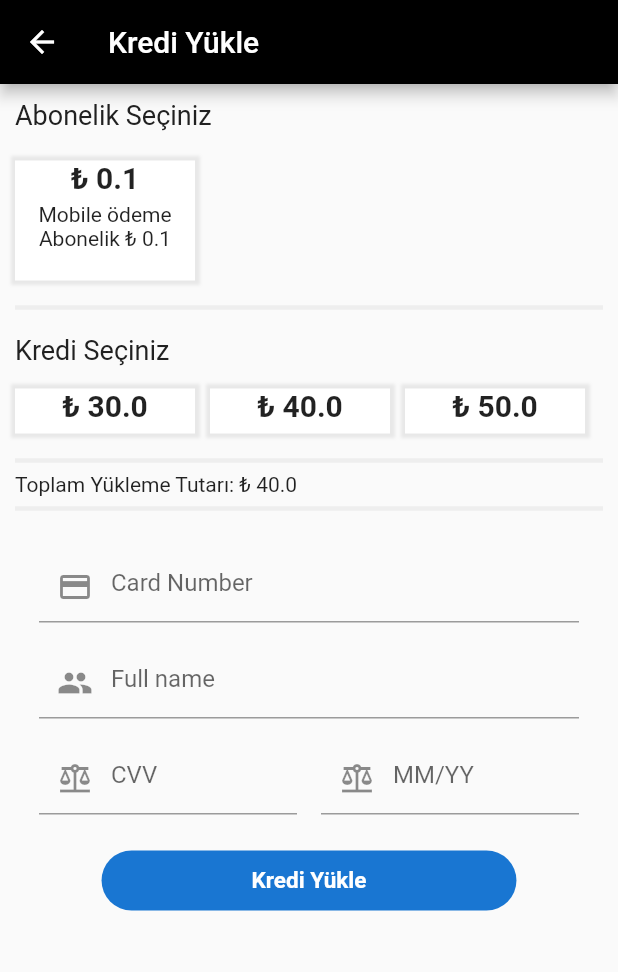
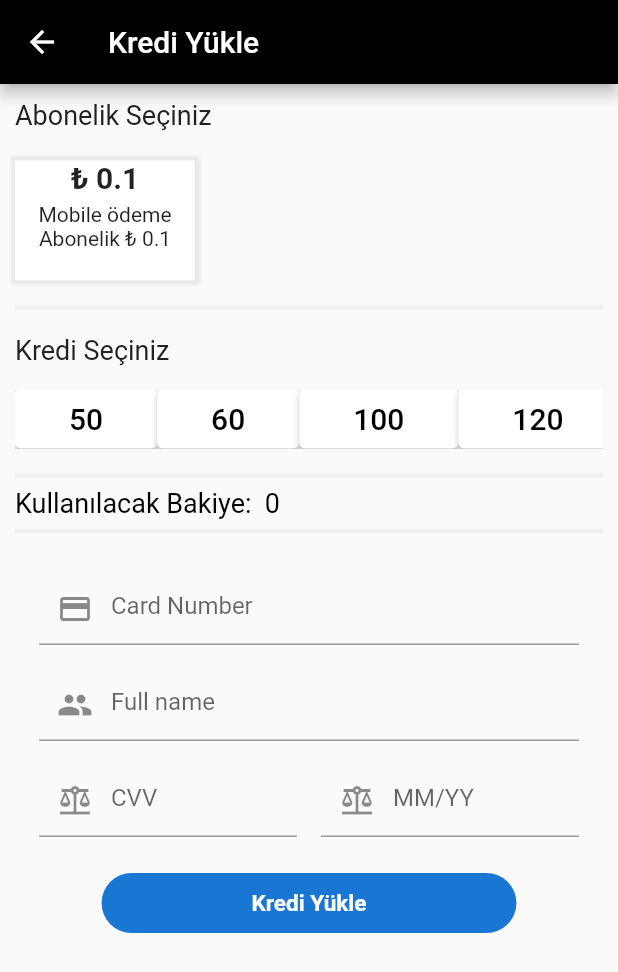
Before and after one commit to nugaysamil/bisim-app, a Flutter app: the screen it shows after launch, after a tap on "Kredi Yükle", on a phone screen of 412 x 824 dp. Shown: the top 972 px of the screen. Run offline on Flutter 3.47's test engine with Material 2 defaults, Android fonts, the phone set to English and light mode, and no system bars; our stand-ins replace flutter_riverpod, geolocator, google_fonts, google_maps_flutter; missing offline and left inert: flutter_polyline_points; network calls fail.

Commit message:
last version before adding firebase

```diff
--- a/lib/core/companents/amount_card_widget.dart
+++ /dev/null
@@ -1,114 +0,0 @@
-import 'package:flutter/cupertino.dart';
-import 'package:flutter/material.dart';
-import 'package:flutter/src/widgets/framework.dart';
-import 'package:flutter/src/widgets/placeholder.dart';
-
-class AmountWidget extends StatelessWidget {
-  const AmountWidget({super.key});
-
-  @override
-  Widget build(BuildContext context) {
-    return Row(
-      children: [
-        Container(
-          height: 30,
-          width: 120,
-          decoration: BoxDecoration(
-            color: Colors.white,
-            boxShadow: [
-              BoxShadow(
-                color: Colors.grey.withOpacity(0.2),
-                spreadRadius: 3,
-                blurRadius: 1,
-                //offset: Offset(0, 0),
-              ),
-            ],
-          ),
-          child: Text(
-            '₺ 30.0',
-            textAlign: TextAlign.center,
-            style: TextStyle(
-              fontWeight: FontWeight.bold,
-              fontSize: 20,
-            ),
-          ),
-        ),
-        SizedBox(
-          width: 10,
-        ),
-        Container(
-          height: 30,
-          width: 120,
-          decoration: BoxDecoration(
-            color: Colors.white,
-            boxShadow: [
-              BoxShadow(
-                color: Colors.grey.withOpacity(0.2),
-                spreadRadius: 3,
-                blurRadius: 1,
-                //offset: Offset(0, 0),
-              ),
-            ],
-          ),
-          child: Text(
-            '₺ 40.0',
-            textAlign: TextAlign.center,
-            style: TextStyle(
-              fontWeight: FontWeight.bold,
-              fontSize: 20,
-            ),
-          ),
-        ),
-        SizedBox(
-          width: 10,
-        ),
-        Container(
-          height: 30,
-          width: 120,
-          decoration: BoxDecoration(
-            color: Colors.white,
-            boxShadow: [
-              BoxShadow(
-                color: Colors.grey.withOpacity(0.2),
-                spreadRadius: 3,
-                blurRadius: 1,
-                //offset: Offset(0, 0),
-              ),
-            ],
-          ),
-          child: Text(
-            '₺ 50.0',
-            textAlign: TextAlign.center,
-            style: TextStyle(
-              fontWeight: FontWeight.bold,
-              fontSize: 20,
-            ),
-          ),
-        ),
-        /* Container(
-                  height: 30,
-                  width: 120,
-                  decoration: BoxDecoration(
-                    color: Colors.white,
-                    boxShadow: [
-                      BoxShadow(
-                        color: Colors.grey.withOpacity(0.2),
-                        spreadRadius: 3,
-                        blurRadius: 1,
-                        //offset: Offset(0, 0),
-                      ),
-                    ],
-                  ),
-                  child: Text(
-                    '₺ 60.0',
-                    textAlign: TextAlign.center,
-                    style: TextStyle(
-                      fontWeight: FontWeight.bold,
-                      fontSize: 20,
-                    ),
-                  ),
-                ), */
-      ],
-    );
-  }
-}
--- a/lib/core/companents/card_screen.dart
+++ b/lib/core/companents/card_screen.dart
@@ -1,7 +1,6 @@
 import 'package:flutter/material.dart';
 import 'package:flutter/services.dart';
-import 'package:flutter/src/widgets/framework.dart';
-import 'package:flutter/src/widgets/placeholder.dart';
+
 
 import '../../widgets/button_widget.dart';
 import 'input_formatters.dart';
--- a/lib/core/companents/input_formatters.dart
+++ b/lib/core/companents/input_formatters.dart
@@ -1,4 +1,3 @@
-import 'package:flutter/material.dart';
 import 'package:flutter/services.dart';
 
 class CardNumberInputFormatter extends TextInputFormatter {
--- a/lib/core/companents/subscriber_comp.dart
+++ b/lib/core/companents/subscriber_comp.dart
@@ -1,7 +1,5 @@
-import 'package:flutter/cupertino.dart';
 import 'package:flutter/material.dart';
-import 'package:flutter/src/widgets/framework.dart';
-import 'package:flutter/src/widgets/placeholder.dart';
+
 
 class SubscriberWidget extends StatelessWidget {
   const SubscriberWidget ({super.key});
--- a/lib/core/credit_card_loading.dart
+++ b/lib/core/credit_card_loading.dart
@@ -1,12 +1,19 @@
 import 'package:flutter/material.dart';
 
 import '../product/constant/string_constant.dart';
-import 'companents/amount_card_widget.dart';
 import 'companents/card_screen.dart';
 import 'companents/subscriber_comp.dart';
 
-class CreditCard extends StatelessWidget {
+class CreditCard extends StatefulWidget {
   const CreditCard({super.key});
+
+  @override
+  State<CreditCard> createState() => _CreditCardState();
+}
+
+class _CreditCardState extends State<CreditCard> {
+  int topic = 0;
+  List<int> myItems = [50, 60, 100, 120, 150];
 
   @override
   Widget build(BuildContext context) {
@@ -51,7 +58,46 @@ class CreditCard extends StatelessWidget {
             SizedBox(
               height: 15,
             ),
-            AmountWidget(),
+            SizedBox(
+              height: 40,
+              child: ListView.builder(
+                itemCount: myItems.length,
+                scrollDirection: Axis.horizontal,
+                itemBuilder: (context, index) {
+                  return ElevatedButton(
+                    style: ButtonStyle(
+                      backgroundColor:
+                          MaterialStateProperty.all<Color>(Colors.white),
+                      overlayColor: MaterialStateProperty.resolveWith<Color?>(
+                        (Set<MaterialState?> states) {
+                          if (states.contains(MaterialState)) {
+                            return Colors.grey;
+                          }
+                          return Colors.grey;
+                        },
+                      ),
+                    ),
+                    onPressed: () {
+                      setState(() {
+                        topic = myItems[index];
+                      });
+                    },
+                    child: Padding(
+                      padding: const EdgeInsets.symmetric(
+                        horizontal: 20,
+                      ),
+                      child: Text(
+                        myItems[index].toString(),
+                        style: TextStyle(
+                          color: Colors.black,
+                          fontSize: 20,
+                        ),
+                      ),
+                    ),
+                  );
+                },
+              ),
+            ),
             SizedBox(
               height: 10,
             ),
@@ -62,7 +108,13 @@ class CreditCard extends StatelessWidget {
             Column(
               crossAxisAlignment: CrossAxisAlignment.end,
               children: [
-                Text('Toplam Yükleme Tutarı: ₺ 40.0'),
+                Text(
+                  'Kullanılacak Bakiye:  $topic',
+                  style: TextStyle(
+                    color: Colors.black,
+                    fontSize: 18,
+                  ),
+                )
               ],
             ),
             Divider(
--- a/lib/home/google_maps.dart
+++ b/lib/home/google_maps.dart
@@ -1,3 +1,5 @@
+// ignore_for_file: unused_local_variable
+
 import 'dart:async';
 import 'dart:math';
 
@@ -43,68 +45,6 @@ class MapSampleState extends ConsumerState<MapSample> {
         desiredAccuracy: LocationAccuracy.low);
   }
 
-  double calculateDistance(lat1, lon1, lat2, lon2) {
-    var p = 0.017453292519943295;
-    var a = 0.5 -
-        cos((lat2 - lat1) * p) / 2 +
-        cos(lat1 * p) * cos(lat2 * p) * (1 - cos((lon2 - lon1) * p)) / 2;
-    return 12742 * asin(sqrt(a));
-  }
-
-  LatLng startLocation = LatLng(27.6683619, 85.3101895);
-  LatLng endLocation = LatLng(27.6875436, 85.2751138);
-
-  PolylinePoints polylinePoints = PolylinePoints();
-
-  List<LatLng> polylineCoordinates = [];
-
-  /* getDirections() async {
-    List<LatLng> polylineCoordinates = [];
-
-    PolylineResult result = await polylinePoints.getRouteBetweenCoordinates(
-      "AIzaSyC0FxhPnz3hEz1-SDFhS2dIc5Ld6CaK7n4",
-      PointLatLng(startLocation.latitude, startLocation.longitude),
-      PointLatLng(endLocation.latitude, endLocation.longitude),
-      travelMode: TravelMode.driving,
-    ); */
-
-  /*   if (result.points.isNotEmpty) {
-      result.points.forEach((PointLatLng point) {
-        polylineCoordinates.add(LatLng(point.latitude, point.longitude));
-      });
-    } else {
-      print(result.errorMessage);
-    }
-
-    double totalDistance = 0;
-
-    for (var i = 0; i < polylineCoordinates.length - 1; i++) {
-      totalDistance += calculateDistance(
-          polylineCoordinates[i].latitude,
-          polylineCoordinates[i].longitude,
-          polylineCoordinates[i + 1].latitude,
-          polylineCoordinates[i + 1].longitude);
-    }
-    print(totalDistance);  */
-/*
-    addPolyLine(List<LatLng> polylineCoordinates) {
-      PolylineId id = PolylineId("poly");
-      Polyline polyline = Polyline(
-        polylineId: id,
-        color: Colors.deepPurpleAccent,
-        points: polylineCoordinates,
-        width: 8,
-      );
-      polylines[id] = polyline;
-      setState(() {});
-    }
-
-    setState(() {
-      distance = totalDistance;
-    });
-
-    addPolyLine(polylineCoordinates);  */
-
   @override
   void initState() {
     getLocation();
@@ -122,6 +62,8 @@ class MapSampleState extends ConsumerState<MapSample> {
         ImageConfiguration(), "assets/location-2.png");
   }
 
+  double zoomVal = 5.0;
+
   @override
   Widget build(BuildContext context) {
     return Scaffold(
@@ -138,6 +80,12 @@ class MapSampleState extends ConsumerState<MapSample> {
               controller.setMapStyle(mapTheme);
               _controller.complete(controller);
             },
+          ),
+          Column(
+            children: [
+              _zoomplusFunction(),
+              _zoominusfunction(),
+            ],
           ),
           ref.watch(singleUserDataProvider).when(
             data: (data) {
@@ -176,7 +124,7 @@ class MapSampleState extends ConsumerState<MapSample> {
               return (Text('Error'));
             },
             error: (((error, stackTrace) {
-              return Text(error.toString());
+              return Text(''.toString());
             })),
             loading: () {
               return const CircularProgressIndicator();
@@ -186,6 +134,61 @@ class MapSampleState extends ConsumerState<MapSample> {
       ),
     );
   }
+
+  Widget _zoominusfunction() {
+    return Align(
+      alignment: Alignment.topRight,
+      child: IconButton(
+        iconSize: 35,
+        icon: Icon(
+          Icons.zoom_out,
+          color: Colors.black,
+        ),
+        onPressed: () {
+          zoomVal--;
+          _minus(zoomVal);
+        },
+      ),
+    );
+  }
+
+  Widget _zoomplusFunction() {
+    return Align(
+      alignment: Alignment.topRight,
+      child: IconButton(
+        iconSize: 35,
+        icon: Icon(
+          Icons.zoom_in,
+          color: Colors.black,
+        ),
+        onPressed: () {
+          zoomVal++;
+          _minus(zoomVal);
+        },
+      ),
+    );
+  }
+
+  Future<void> _minus(double zoomVal) async {
+    final GoogleMapController controller = await _controller.future;
+    controller.animateCamera(
+      CameraUpdate.newCameraPosition(
+        CameraPosition(target: LatLng(38.432, 27.1368), zoom: zoomVal),
+      ),
+    );
+  }
+
+  Future<void> _plus(double zoomVal) async {
+    final GoogleMapController controller = await _controller.future;
+    controller.animateCamera(
+      CameraUpdate.newCameraPosition(
+        CameraPosition(target: LatLng(38.432, 27.1368), zoom: zoomVal),
+      ),
+    );
+  }
+}
+
+
 
 /*  var distance;
     Marker closestMarker = _markers.first;
@@ -211,4 +214,3 @@ class MapSampleState extends ConsumerState<MapSample> {
       }
     }
     print("The closess  " + _closestDistance.toString()); */
-}
--- a/lib/initalize/app_builder.dart
+++ b/lib/initalize/app_builder.dart
@@ -1,6 +1,5 @@
 import 'package:flutter/material.dart';
-import 'package:flutter/src/widgets/framework.dart';
-import 'package:flutter/src/widgets/placeholder.dart';
+
 import 'package:yenibisim/product/constant/string_constant.dart';
 import 'package:yenibisim/widgets/button_widget.dart';
 
--- a/lib/main.dart
+++ b/lib/main.dart
@@ -2,10 +2,7 @@ import 'package:flutter/material.dart';
 // ignore: depend_on_referenced_packages
 import 'package:flutter_riverpod/flutter_riverpod.dart';
 import 'package:yenibisim/home/google_maps.dart';
-import 'package:yenibisim/model/model.dart';
-import 'package:yenibisim/services/current_location.dart';
 
-import 'home/home_page.dart';
 
 void main() async {
   runApp(const ProviderScope(child: MyApp()));
--- a/lib/product/constant/color_constant.dart
+++ b/lib/product/constant/color_constant.dart
@@ -1,4 +1,3 @@
-import 'package:flutter/cupertino.dart';
 import 'package:flutter/material.dart';
 
 @immutable
--- a/lib/widgets/build_sheet.dart
+++ b/lib/widgets/build_sheet.dart
@@ -11,7 +11,6 @@ class BuildSheet extends ConsumerStatefulWidget {
   @override
   ConsumerState createState() => BuildSheetState();
 }
-
 
 class BuildSheetState extends ConsumerState<BuildSheet> {
   @override
--- a/pubspec.yaml
+++ b/pubspec.yaml
@@ -44,6 +44,7 @@ dependencies:
   location: ^4.2.0
   geolocator: ^9.0.2
   flutter_polyline_points: ^1.0.0
+  kartal: ^2.8.0
 
 
 
```
Also changed, not shown: lib/home/home_page.dart (+14 -10 lines), pubspec.lock, 6 other files.
